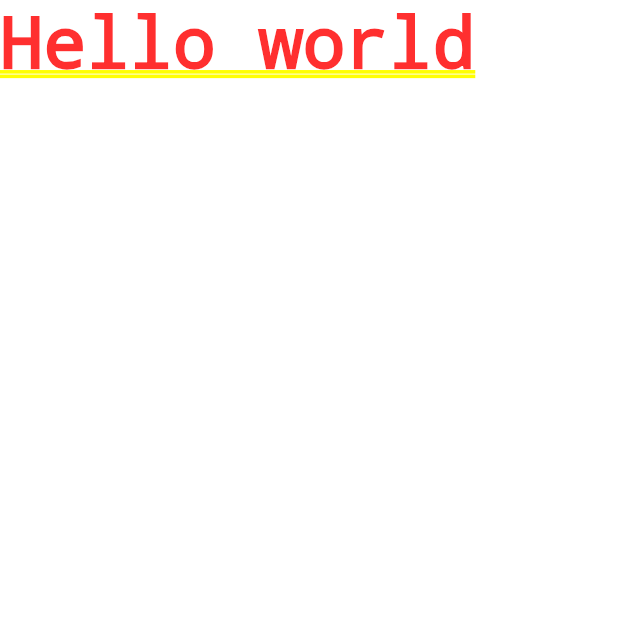
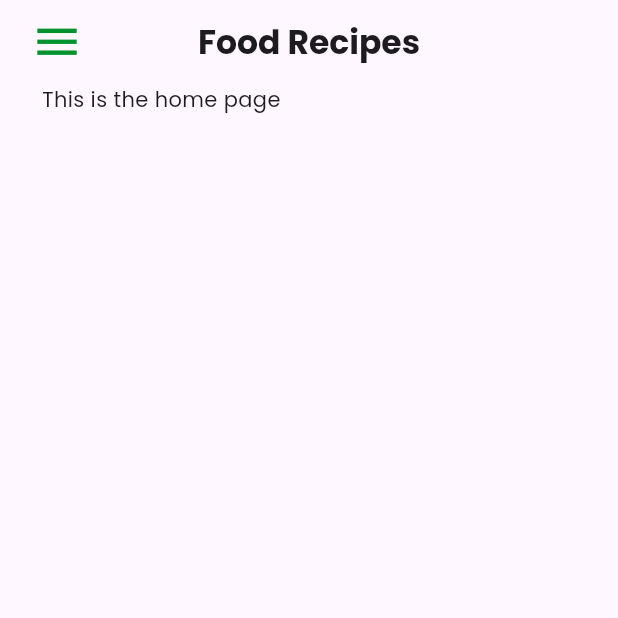
Before and after one commit to johnrico364/food-hub, a Flutter app: the screen it shows after launch, on a phone screen of 412 x 824 dp, the top half of it. Run offline on Flutter 3.47's test engine with Material 3 defaults, Android fonts, the phone set to English and light mode, and no system bars.

Commit message:
Make the initial mobile design -- Ticket: ksQwDlCI

```diff
--- /dev/null
+++ b/z_mobile/lib/drawer.dart
@@ -0,0 +1,118 @@
+import 'package:flutter/material.dart';
+
+// pages
+import 'pages/home_page.dart';
+import 'pages/country_page.dart';
+class App extends StatefulWidget {
+  const App({super.key});
+
+  @override
+  AppState createState() => AppState();
+}
+
+class AppState extends State<App> {
+  int _selectedPageIndex = 0;
+  String _selectedCountry = '';
+
+  // Modified page list
+  List<Widget> get _page => [
+    const HomePage(),
+    CountryPage(country: _selectedCountry),  // Pass the selected country
+  ];
+
+  // Modified _seletePage to accept country parameter
+  void _seletePage(int index, [String country = '']) {
+    setState(() {
+      _selectedPageIndex = index;
+      _selectedCountry = country;  // Update selected country
+    });
+
+    Future.delayed(const Duration(milliseconds: 500), () {
+      if (mounted) {
+        Navigator.pop(context);
+      }
+    });
+  }
+
+  @override
+  Widget build(BuildContext context) {
+    return Scaffold(
+      body: _page[_selectedPageIndex],
+      drawer: Drawer(
+        child: ListView(
+          padding: EdgeInsets.zero,
+          children: [
+            SizedBox(
+              height: 120,
+              child: DrawerHeader(
+                margin: EdgeInsets.zero,
+                padding: EdgeInsets.zero,
+                decoration: const BoxDecoration(
+                  color: Color.fromARGB(255, 244, 244, 244),
+                ),
+                child: Center(
+                  child: Image.asset(
+                    'assets/images/favicon.ico',
+                    height: 30,
+                  ),
+                ),
+              ),
+            ),
+            ListTile(
+              leading: const Icon(
+                Icons.food_bank_outlined,
+                color: Color.fromARGB(255, 0, 147, 44),
+                size: 25,
+              ),
+              title: const Text("Home",
+                  style: TextStyle(
+                    color: Color.fromARGB(255, 0, 147, 44),
+                    fontWeight: FontWeight.bold,
+                    fontSize: 16,
+                  )),
+              onTap: () => _seletePage(0),
+              splashColor: const Color.fromARGB(255, 244, 244, 244),
+            ),
+            ExpansionTile(
+              leading: const Icon(
+                Icons.language,
+                color: Color.fromARGB(255, 0, 147, 44),
+                size: 25,
+              ),
+              title: const Text(
+                "Country",
+                style: TextStyle(
+                  color: Color.fromARGB(255, 0, 147, 44),
+                  fontWeight: FontWeight.bold,
+                  fontSize: 16,
+                ),
+              ),
+              children: [
+                ListTile(
+                  contentPadding: const EdgeInsets.only(left: 72),
+                  title: const Text(
+                    "Philippines",
+                    style: TextStyle(
+                      fontSize: 16,
+                    ),
+                  ),
+                  onTap: () => _seletePage(1, 'Philippines'),  // Pass country name
+                ),
+                ListTile(
+                  contentPadding: const EdgeInsets.only(left: 72),
+                  title: const Text(
+                    "Canada",
+                    style: TextStyle(
+                      fontSize: 16,
+                    ),
+                  ),
+                  onTap: () => _seletePage(1, 'Canada'),  // Pass country name
+                ),
+              ],
+            ),
+          ],
+        ),
+      ),
+    );
+  }
+}
--- a/z_mobile/lib/main.dart
+++ b/z_mobile/lib/main.dart
@@ -1,4 +1,5 @@
 import 'package:flutter/material.dart';
+import 'package:z_mobile/splash_screen.dart';
 
 void main() {
   runApp(const MyApp());
@@ -9,9 +10,11 @@
 
   @override
   Widget build(BuildContext context) {
-    return const MaterialApp(
-      title: 'Flutter Demo',
-      home: Text("Hello world"),
+    return MaterialApp(
+      theme: ThemeData(
+        fontFamily: 'Poppins',
+      ),
+      home: const SplashScreen(),
     );
   }
 }
--- /dev/null
+++ b/z_mobile/lib/pages/home_page.dart
@@ -0,0 +1,43 @@
+import 'package:flutter/material.dart';
+
+class HomePage extends StatefulWidget {
+  const HomePage({super.key});
+
+  @override
+  HomePageState createState() => HomePageState();
+}
+
+class HomePageState extends State<HomePage> {
+  @override
+  Widget build(BuildContext context) {
+    return Padding(
+      padding: const EdgeInsets.symmetric(horizontal: 10),
+      child: Scaffold(
+        appBar: AppBar(
+          centerTitle: true,
+          leading: IconButton(
+            onPressed: () {
+              Scaffold.of(context).openDrawer();
+            },
+            icon: const Icon(
+              Icons.menu,
+              color: Color.fromARGB(255, 0, 147, 44),
+              size: 35,
+            ),
+            splashColor: Colors.grey,
+          ),
+          title: const Text(
+            "Food Recipes",
+            style: TextStyle(
+              fontWeight: FontWeight.bold,
+            ),
+          ),
+        ),
+        body: const Padding(
+        padding: EdgeInsets.symmetric(horizontal: 18),
+        child: Text('This is the home page'),
+      ),
+      ),
+    );
+  }
+}
```
Also changed, not shown: z_mobile/assets/color_user.txt (added, +23 -0 lines), z_mobile/lib/pages/country_page.dart (added, +48 -0 lines), z_mobile/lib/splash_screen.dart (added, +45 -0 lines), z_mobile/pubspec.yaml (+20 -69 lines), z_mobile/assets/fonts/Poppins-Bold.ttf (added), z_mobile/assets/fonts/Poppins-Light.ttf (added), z_mobile/assets/fonts/Poppins-Medium.ttf (added), z_mobile/assets/fonts/Poppins-Regular.ttf (added), z_mobile/pubspec.lock, 2 other files.
